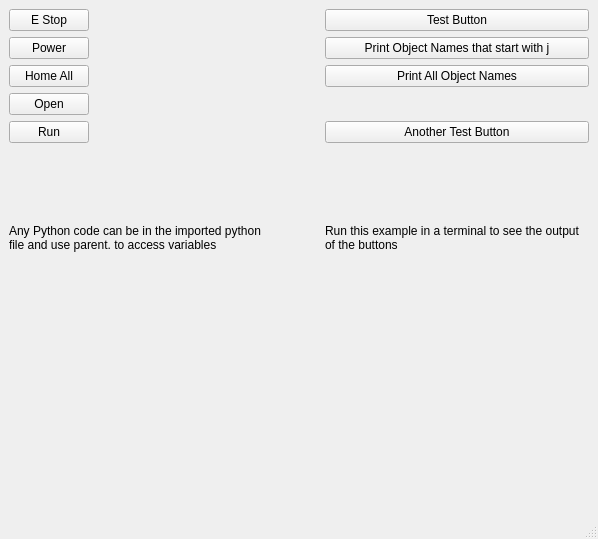
Qt form examples/python/python.ui (jethornton/flexgui) before a commit.
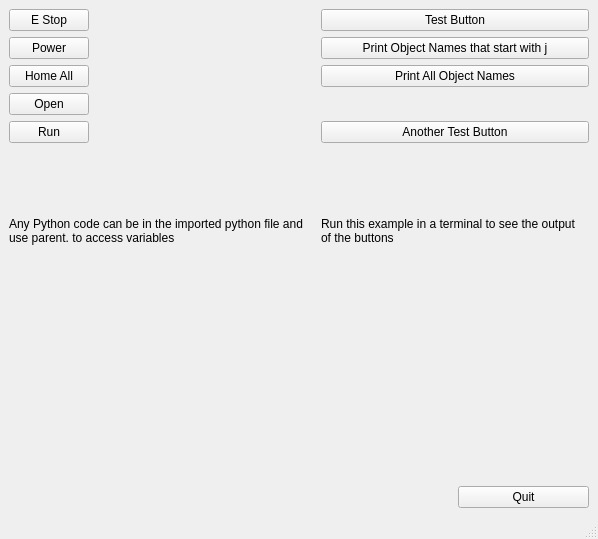
The same form after that commit.

Patch:
```diff
--- a/examples/python/python.ui
+++ b/examples/python/python.ui
@@ -15,33 +15,10 @@
   </property>
   <widget class="QWidget" name="centralwidget">
    <layout class="QGridLayout" name="gridLayout">
-    <item row="1" column="3">
-     <widget class="QPushButton" name="get_names_p_pb">
+    <item row="0" column="0">
+     <widget class="QPushButton" name="estop_pb">
       <property name="text">
-       <string>Print Object Names that start with j</string>
-      </property>
-     </widget>
-    </item>
-    <item row="5" column="3">
-     <widget class="QLabel" name="label">
-      <property name="sizePolicy">
-       <sizepolicy hsizetype="Preferred" vsizetype="Minimum">
-        <horstretch>0</horstretch>
-        <verstretch>0</verstretch>
-       </sizepolicy>
-      </property>
-      <property name="text">
-       <string>Run this example in a terminal to see the output of the buttons</string>
-      </property>
-      <property name="wordWrap">
-       <bool>true</bool>
-      </property>
-     </widget>
-    </item>
-    <item row="4" column="3">
-     <widget class="QPushButton" name="another_test_pb">
-      <property name="text">
-       <string>Another Test Button</string>
+       <string>E Stop</string>
       </property>
      </widget>
     </item>
@@ -59,54 +36,6 @@
       </property>
      </widget>
     </item>
-    <item row="0" column="3">
-     <widget class="QPushButton" name="my_test_pb">
-      <property name="text">
-       <string>Test Button</string>
-      </property>
-     </widget>
-    </item>
-    <item row="0" column="0">
-     <widget class="QPushButton" name="estop_pb">
-      <property name="text">
-       <string>E Stop</string>
-      </property>
-     </widget>
-    </item>
-    <item row="2" column="0">
-     <widget class="QPushButton" name="home_all_pb">
-      <property name="text">
-       <string>Home All</string>
-      </property>
-     </widget>
-    </item>
-    <item row="1" column="0">
-     <widget class="QPushButton" name="power_pb">
-      <property name="text">
-       <string>Power</string>
-      </property>
-     </widget>
-    </item>
-    <item row="0" column="2">
-     <spacer name="horizontalSpacer">
-      <property name="orientation">
-       <enum>Qt::Horizontal</enum>
-      </property>
-      <property name="sizeHint" stdset="0">
-       <size>
-        <width>40</width>
-        <height>20</height>
-       </size>
-      </property>
-     </spacer>
-    </item>
-    <item row="2" column="3">
-     <widget class="QPushButton" name="get_names_pb">
-      <property name="text">
-       <string>Print All Object Names</string>
-      </property>
-     </widget>
-    </item>
     <item row="6" column="0" colspan="4">
      <widget class="QWidget" name="plot_widget" native="true"/>
     </item>
@@ -139,6 +68,71 @@
       </property>
      </widget>
     </item>
+    <item row="1" column="0">
+     <widget class="QPushButton" name="power_pb">
+      <property name="text">
+       <string>Power</string>
+      </property>
+     </widget>
+    </item>
+    <item row="2" column="0">
+     <widget class="QPushButton" name="home_all_pb">
+      <property name="text">
+       <string>Home All</string>
+      </property>
+     </widget>
+    </item>
+    <item row="7" column="3">
+     <widget class="QPushButton" name="quit_pb">
+      <property name="text">
+       <string>Quit</string>
+      </property>
+     </widget>
+    </item>
+    <item row="0" column="2" colspan="2">
+     <widget class="QPushButton" name="my_test_pb">
+      <property name="text">
+       <string>Test Button</string>
+      </property>
+     </widget>
+    </item>
+    <item row="1" column="2" colspan="2">
+     <widget class="QPushButton" name="get_names_p_pb">
+      <property name="text">
+       <string>Print Object Names that start with j</string>
+      </property>
+     </widget>
+    </item>
+    <item row="2" column="2" colspan="2">
+     <widget class="QPushButton" name="get_names_pb">
+      <property name="text">
+       <string>Print All Object Names</string>
+      </property>
+     </widget>
+    </item>
+    <item row="4" column="2" colspan="2">
+     <widget class="QPushButton" name="another_test_pb">
+      <property name="text">
+       <string>Another Test Button</string>
+      </property>
+     </widget>
+    </item>
+    <item row="5" column="2" colspan="2">
+     <widget class="QLabel" name="label">
+      <property name="sizePolicy">
+       <sizepolicy hsizetype="Preferred" vsizetype="Minimum">
+        <horstretch>0</horstretch>
+        <verstretch>0</verstretch>
+       </sizepolicy>
+      </property>
+      <property name="text">
+       <string>Run this example in a terminal to see the output of the buttons</string>
+      </property>
+      <property name="wordWrap">
+       <bool>true</bool>
+      </property>
+     </widget>
+    </item>
    </layout>
   </widget>
   <widget class="QMenuBar" name="menubar">
```
Left out of the diff: 26 changed lines with no effect on the pictures.
